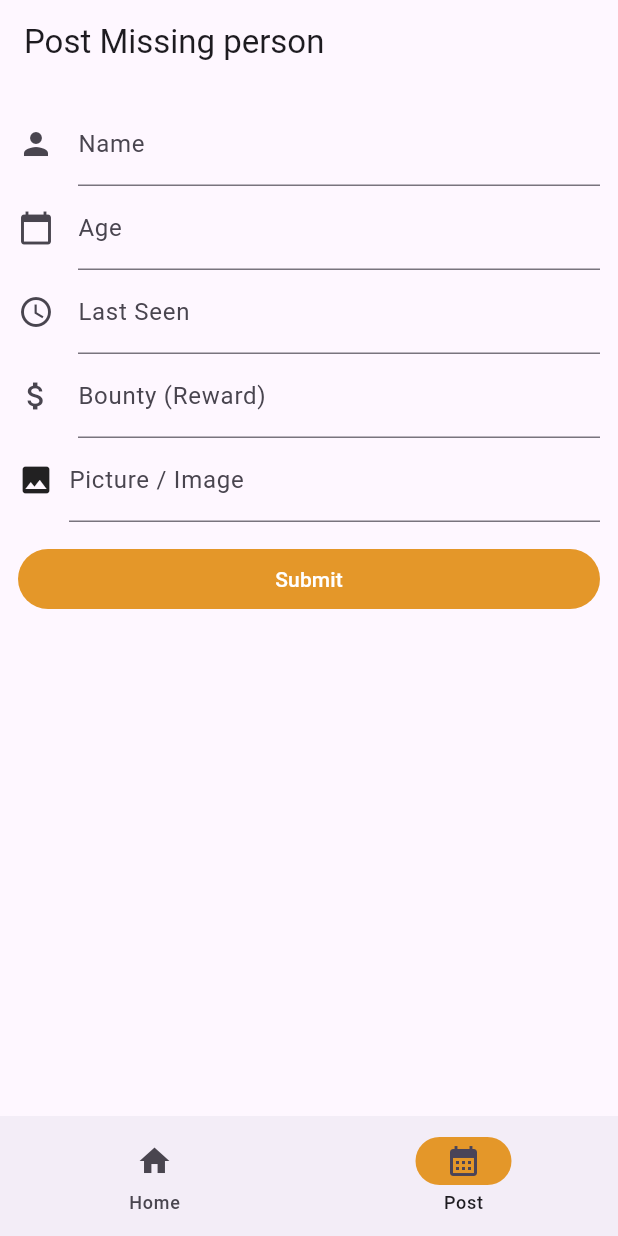
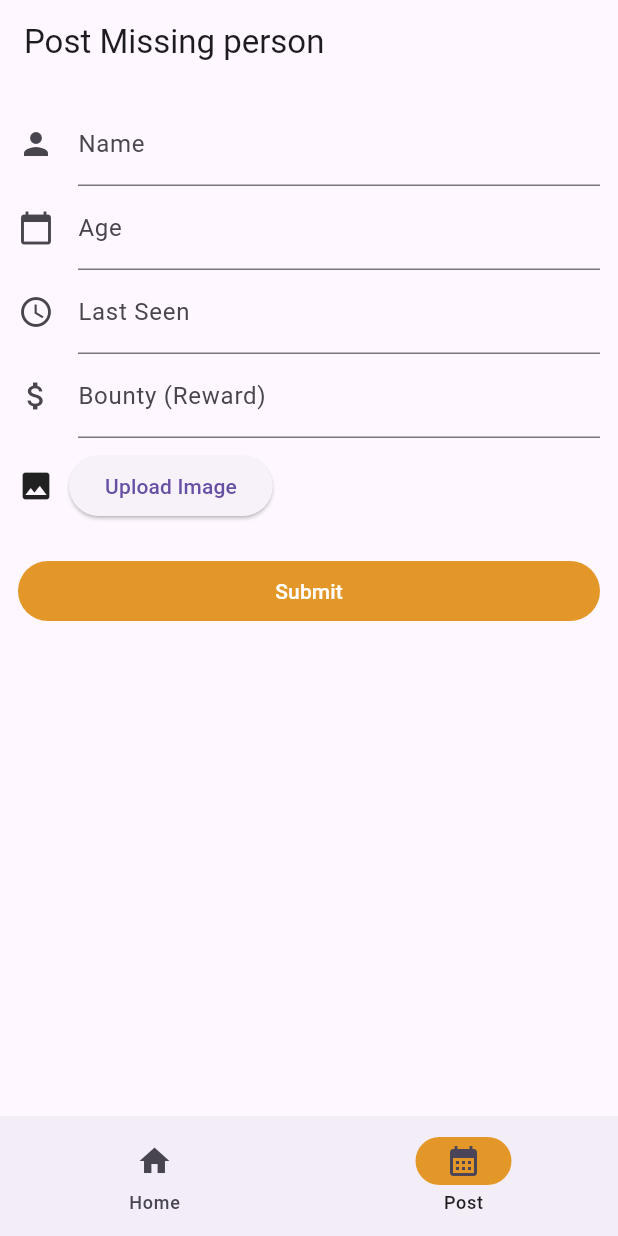
Before and after one commit to vani0-0/resq_app, a Flutter app: the screen it shows after launch, item 2 of the bottom bar chosen, on a phone screen of 412 x 824 dp. Run offline on Flutter 3.47's test engine with Material 3 defaults, Android fonts, the phone set to English and light mode, and no system bars; our stand-ins replace firebase_core, firebase_storage, image_picker; accounts and stored records are empty.

Commit message:
image picker

```diff
--- a/lib/pages/post/create.form.dart
+++ b/lib/pages/post/create.form.dart
@@ -1,4 +1,8 @@
+import 'dart:io';
+
+import 'package:firebase_storage/firebase_storage.dart';
 import 'package:flutter/material.dart';
+import 'package:image_picker/image_picker.dart';
 
 class CreateForm extends StatefulWidget {
   const CreateForm({super.key});
@@ -9,6 +13,8 @@ class CreateForm extends StatefulWidget {
 
 class _CreateFormState extends State<CreateForm> {
   final _globalKey = GlobalKey<FormState>();
+
+  List<String> imageUrls = [];
 
   @override
   Widget build(BuildContext context) {
@@ -49,22 +55,33 @@ class _CreateFormState extends State<CreateForm> {
                 labelText: 'Bounty (Reward)',
               ),
             ),
-            Row(
-              children: [
-                const Icon(Icons.image), // Icon for image attachment
-                const SizedBox(width: 10),
-                Expanded(
-                  child: TextFormField(
-                    keyboardType:
-                        TextInputType.url, // URL input for image attachment
-                    decoration: const InputDecoration(
-                      hintText: 'Attach image URL',
-                      labelText: 'Picture / Image',
+            Padding(
+              padding: const EdgeInsets.symmetric(vertical: 8.0),
+              child: Row(
+                children: [
+                  const Icon(Icons.image),
+                  const SizedBox(width: 10),
+                  ElevatedButton(
+                    onPressed: _uploadImage,
+                    child: const Text("Upload Image"),
+                  ),
+                ],
+              ),
+            ),
+            if (imageUrls.isNotEmpty)
+              Column(
+                children: imageUrls.map((imageUrl) {
+                  return Container(
+                    margin: const EdgeInsets.symmetric(vertical: 10),
+                    child: Image.network(
+                      imageUrl,
+                      width: 200,
+                      height: 200,
+                      fit: BoxFit.cover,
                     ),
-                  ),
-                ),
-              ],
-            ),
+                  );
+                }).toList(),
+              ),
             Container(
               margin: const EdgeInsets.only(top: 14.0),
               width: double.infinity,
@@ -86,4 +103,33 @@ class _CreateFormState extends State<CreateForm> {
       ),
     );
   }
+
+  void _uploadImage() async {
+    ImagePicker imagePicker = ImagePicker();
+    XFile? xFile = await imagePicker.pickImage(source: ImageSource.gallery);
+
+    if (xFile == null) return;
+
+    String uniqueFileName = DateTime.now().millisecondsSinceEpoch.toString();
+
+    Reference referenceRoot = FirebaseStorage.instance.ref();
+    Reference referenceDirImage = referenceRoot.child('images');
+
+    Reference referenceImageToUpload = referenceDirImage.child(uniqueFileName);
+    try {
+      await referenceImageToUpload.putFile(
+        File(xFile.path),
+        SettableMetadata(contentType: 'image/jpeg'),
+      );
+      String imageUrl = await referenceImageToUpload.getDownloadURL();
+
+      setState(() {
+        imageUrls.add(imageUrl);
+      });
+
+    } catch (e) {
+      debugPrint(e.toString());
+      return;
+    }
+  }
 }
--- a/pubspec.yaml
+++ b/pubspec.yaml
@@ -36,6 +36,8 @@ dependencies:
   # Use with the CupertinoIcons class for iOS style icons.
   cupertino_icons: ^1.0.6
   firebase_core: ^2.30.0
+  image_picker: ^1.1.0
+  firebase_storage: ^11.7.2
 
 dev_dependencies:
   flutter_test:
```
Also changed, not shown: pubspec.lock.
